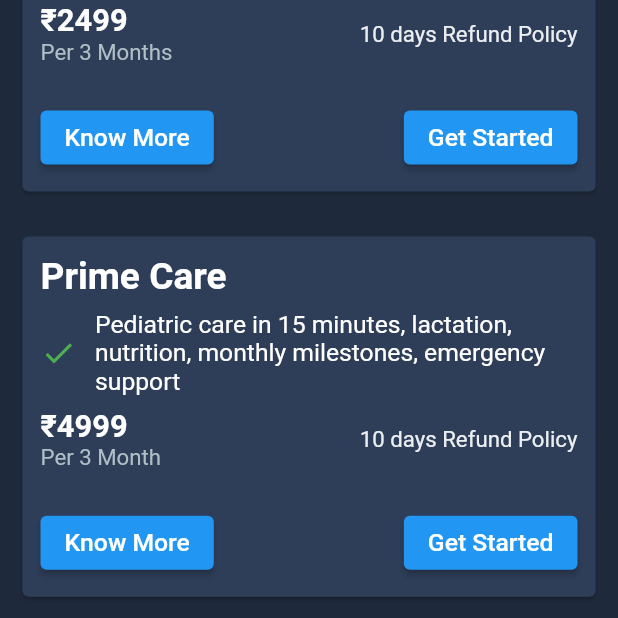
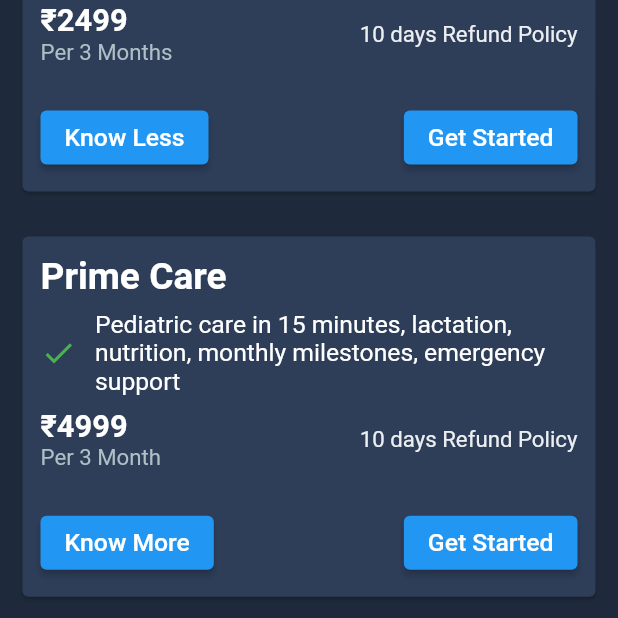
Before and after one commit to himanshu21072002/babynama, a Flutter app: the screen it shows after launch, after a tap on "3 Months", after a tap on "Know More", on a phone screen of 412 x 824 dp, the part 537-1155 px from its top. Run offline on Flutter 3.47's test engine with Material 2 defaults, Android fonts, the phone set to English and light mode, and no system bars; drawn by our look-alikes of simple_gradient_text; our stand-ins replace quickalert.

Commit message:
completed after removing bugs

```diff
--- a/lib/home_page.dart
+++ b/lib/home_page.dart
@@ -139,7 +139,7 @@ class _HomePageState extends State<HomePage> {
                         });
                       },
                       child: Text(
-                        'Know More',
+                        isClick1?'Know Less':'Know More',
                         style: TextStyle(fontSize: height * 0.02),
                       )),
                   const Spacer(),
@@ -165,7 +165,7 @@ class _HomePageState extends State<HomePage> {
                         });
                       },
                       child: Text(
-                        'Know More',
+                        isClick2?'Know Less':'Know More',
                         style: TextStyle(fontSize: height * 0.02),
                       )),
                   const Spacer(),
@@ -191,7 +191,7 @@ class _HomePageState extends State<HomePage> {
                         });
                       },
                       child: Text(
-                        'Know More',
+                        isClick3?'Know Less':'Know More',
                         style: TextStyle(fontSize: height * 0.02),
                       )),
                   const Spacer(),
```
